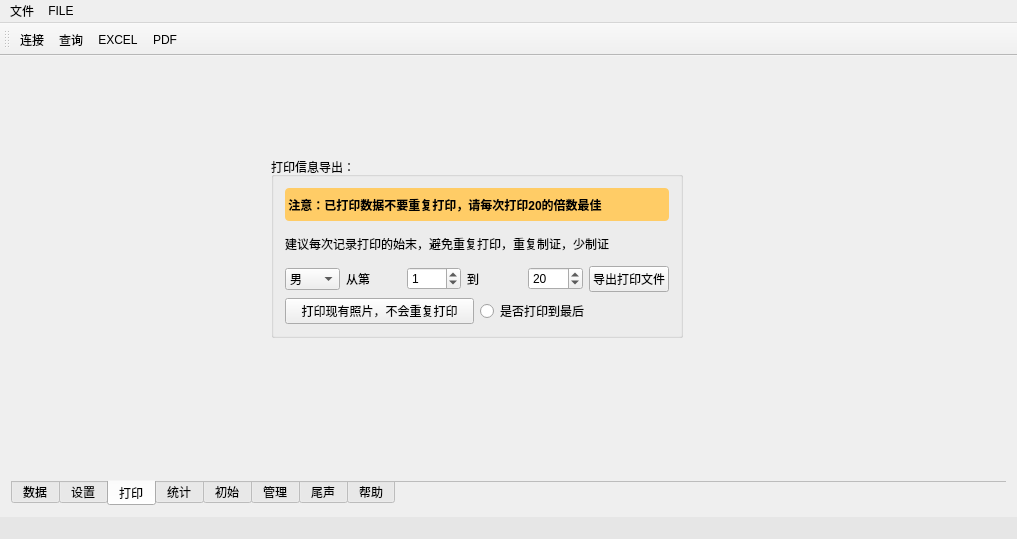
Old version of the form mainwindow.ui in the repository crouse/anatta-enhanced.
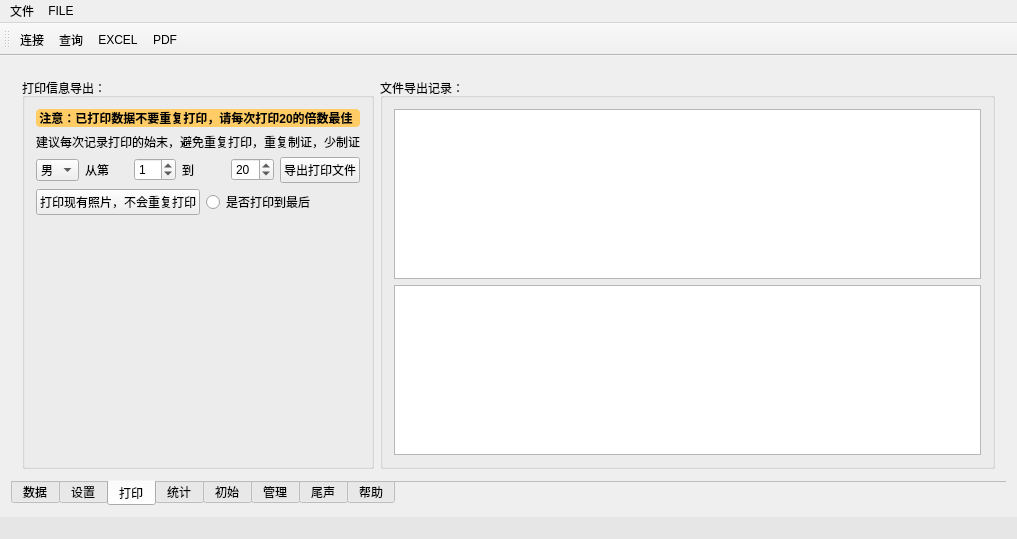
New version of the form. The open tabs and pages were chosen to show the change. Icons and pictures are not drawn.

What changed in the file:
```diff
--- a/mainwindow.ui
+++ b/mainwindow.ui
@@ -360,15 +360,9 @@
        <attribute name="title">
         <string>打印</string>
        </attribute>
+       <layout class="QHBoxLayout" name="horizontalLayout_8">
+        <item>
        <widget class="QGroupBox" name="groupBox_2">
-        <property name="geometry">
-         <rect>
-          <x>260</x>
-          <y>90</y>
-          <width>412</width>
-          <height>181</height>
-         </rect>
-        </property>
         <property name="title">
          <string>打印信息导出：</string>
         </property>
@@ -468,8 +462,49 @@
            </item>
           </layout>
          </item>
-        </layout>
-       </widget>
+           <item>
+            <spacer name="verticalSpacer">
+             <property name="orientation">
+              <enum>Qt::Vertical</enum>
+             </property>
+             <property name="sizeHint" stdset="0">
+              <size>
+               <width>20</width>
+               <height>40</height>
+              </size>
+             </property>
+            </spacer>
+           </item>
+          </layout>
+         </widget>
+        </item>
+        <item>
+         <widget class="QGroupBox" name="groupBox_7">
+          <property name="title">
+           <string>文件导出记录：</string>
+          </property>
+          <layout class="QVBoxLayout" name="verticalLayout_9">
+           <item>
+            <widget class="QTableView" name="tableViewPrintInfo">
+             <property name="sizeAdjustPolicy">
+              <enum>QAbstractScrollArea::AdjustToContents</enum>
+             </property>
+             <property name="selectionBehavior">
+              <enum>QAbstractItemView::SelectRows</enum>
+             </property>
+            </widget>
+           </item>
+           <item>
+            <widget class="QTableView" name="tableViewPrintImages">
+             <property name="sizeAdjustPolicy">
+              <enum>QAbstractScrollArea::AdjustToContents</enum>
+             </property>
+            </widget>
+           </item>
+          </layout>
+         </widget>
+        </item>
+       </layout>
       </widget>
       <widget class="QWidget" name="tab_3">
        <attribute name="title">
```
Left out of the diff: 12 changed lines with no effect on the pictures. Lines whose indentation alone changed are shown as unchanged.
